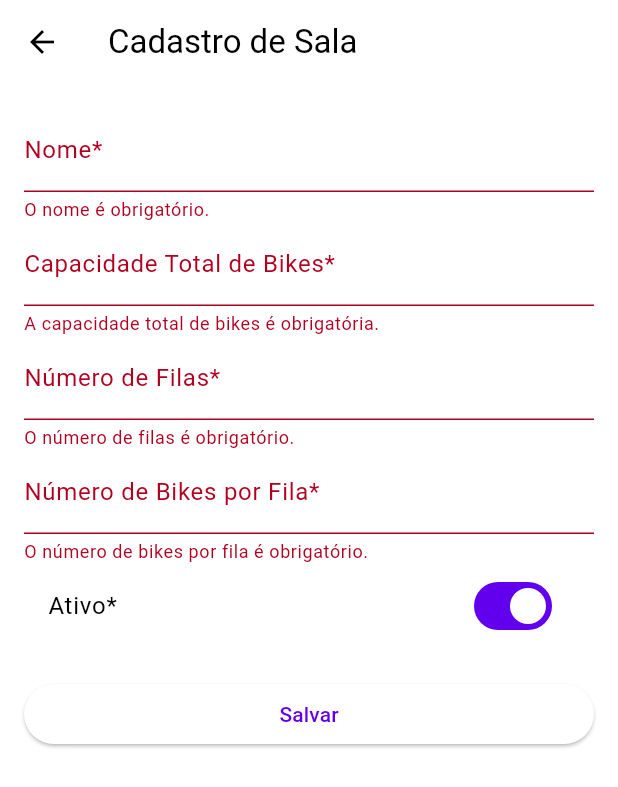
After one commit to Eduardo-BGarcia/Spin_Flow, a Flutter app: the FormSala screen opened by its route, after a tap on "Salvar", on a phone screen of 412 x 824 dp. The commit adds this screen. Shown: the top 787 px of the screen. Run offline on Flutter 3.47's test engine with Material 3 defaults, Android fonts, the phone set to English and light mode, and no system bars.

Commit message:
[FEAT] Tela de cadastro de sala e04

```diff
--- /dev/null
+++ b/lib/DTO/DTOsala.dart
@@ -0,0 +1,17 @@
+class DTOSala {
+  String? id;
+  String nome;
+  int capacidade_total_bikes;
+  int numero_filas;
+  int numero_bikes_por_fila;
+  bool ativo;
+
+  DTOSala({
+    this.id,
+    required this.nome,
+    required this.capacidade_total_bikes,
+    required this.numero_filas,
+    required this.numero_bikes_por_fila,
+    this.ativo = true,
+  });
+}
--- a/lib/configuracao/aplicativo.dart
+++ b/lib/configuracao/aplicativo.dart
@@ -1,5 +1,6 @@
 import 'package:flutter/material.dart';
 import 'package:spin_flow/configuracao/rotas.dart';
+import 'package:spin_flow/telas/cadastro-sala.dart';
 import 'package:spin_flow/telas/dashboard.dart';
 
 class Aplicativo extends StatelessWidget {
@@ -14,6 +15,7 @@ class Aplicativo extends StatelessWidget {
       initialRoute: Rotas.home,
       routes: {
         Rotas.home: (context) => const TelaDashboard(),
+        Rotas.cadastroSala: (context) => const FormSala(),
       },
       home: const TelaDashboard(),
     );
--- a/lib/configuracao/rotas.dart
+++ b/lib/configuracao/rotas.dart
@@ -1,3 +1,4 @@
 class Rotas {
   static const String home = "/home";
+  static const String cadastroSala = "/cadastro-sala";
 }
--- /dev/null
+++ b/lib/telas/cadastro-sala.dart
@@ -0,0 +1,163 @@
+import 'package:flutter/material.dart';
+import 'package:flutter/services.dart';
+import 'package:spin_flow/DTO/DTOsala.dart';
+
+class FormSala extends StatefulWidget {
+  const FormSala({super.key});
+
+  @override
+  State<FormSala> createState() => _FormSalaState();
+}
+
+class _FormSalaState extends State<FormSala> {
+  final _formKey = GlobalKey<FormState>();
+  final _nomeController = TextEditingController();
+  final _capacidadeTotalBikesController = TextEditingController();
+  final _numeroFilasController = TextEditingController();
+  final _numeroBikesPorFilaController = TextEditingController();
+  bool _ativo = true;
+
+  @override
+  void dispose() {
+    _nomeController.dispose();
+    _capacidadeTotalBikesController.dispose();
+    _numeroFilasController.dispose();
+    _numeroBikesPorFilaController.dispose();
+    super.dispose();
+  }
+
+  void _salvar() {
+    if (_formKey.currentState!.validate()) {
+      final DTOSala dtoSala = DTOSala(
+        nome: _nomeController.text,
+        capacidade_total_bikes: int.parse(_capacidadeTotalBikesController.text),
+        numero_filas: int.parse(_numeroFilasController.text),
+        numero_bikes_por_fila: int.parse(_numeroBikesPorFilaController.text),
+        ativo: _ativo,
+      );
+
+      showDialog(
+        context: context,
+        builder: (BuildContext context) {
+          return AlertDialog(
+            title: const Text('Dados da Sala'),
+            content: SingleChildScrollView(
+              child: ListBody(
+                children: <Widget>[
+                  Text('Nome: ${dtoSala.nome}'),
+                  Text('Capacidade Total de Bikes: ${dtoSala.capacidade_total_bikes}'),
+                  Text('Número de Filas: ${dtoSala.numero_filas}'),
+                  Text('Número de Bikes por Fila: ${dtoSala.numero_bikes_por_fila}'),
+                  Text('Ativo: ${dtoSala.ativo ? "Sim" : "Não"}'),
+                ],
+              ),
+            ),
+            actions: <Widget>[
+              TextButton(
+                child: const Text('OK'),
+                onPressed: () {
+                  Navigator.of(context).pop();
+                },
+              ),
+            ],
+          );
+        },
+      );
+    }
+  }
+
+
+  @override
+  Widget build(BuildContext context) {
+    return Scaffold(
+      appBar: AppBar(
+        title: const Text('Cadastro de Sala'),
+      ),
+      body: Padding(
+        padding: const EdgeInsets.all(16.0),
+        child: Form(
+          key: _formKey,
+          child: ListView(
+            children: <Widget>[
+              TextFormField(
+                controller: _nomeController,
+                decoration: const InputDecoration(labelText: 'Nome*'),
+                validator: (value) {
+                  if (value == null || value.isEmpty) {
+                    return 'O nome é obrigatório.';
+                  }
+                  return null;
+                },
+              ),
+              TextFormField(
+                controller: _capacidadeTotalBikesController,
+                decoration: const InputDecoration(labelText: 'Capacidade Total de Bikes*'),
+                keyboardType: TextInputType.number,
+                inputFormatters: <TextInputFormatter>[
+                  FilteringTextInputFormatter.digitsOnly
+                ],
+                validator: (value) {
+                  if (value == null || value.isEmpty) {
+                    return 'A capacidade total de bikes é obrigatória.';
+                  }
+                  if (int.tryParse(value) == null) {
+                    return 'Por favor, insira um número válido.';
+                  }
+                  return null;
+                },
+              ),
+              TextFormField(
+                controller: _numeroFilasController,
+                decoration: const InputDecoration(labelText: 'Número de Filas*'),
+                keyboardType: TextInputType.number,
+                inputFormatters: <TextInputFormatter>[
+                  FilteringTextInputFormatter.digitsOnly
+                ],
+                validator: (value) {
+                  if (value == null || value.isEmpty) {
+                    return 'O número de filas é obrigatório.';
+                  }
+                  if (int.tryParse(value) == null) {
+                    return 'Por favor, insira um número válido.';
+                  }
+                  return null;
+                },
+              ),
+              TextFormField(
+                controller: _numeroBikesPorFilaController,
+                decoration: const InputDecoration(labelText: 'Número de Bikes por Fila*'),
+                keyboardType: TextInputType.number,
+                inputFormatters: <TextInputFormatter>[
+                  FilteringTextInputFormatter.digitsOnly
+                ],
+                validator: (value) {
+                  if (value == null || value.isEmpty) {
+                    return 'O número de bikes por fila é obrigatório.';
+                  }
+                  if (int.tryParse(value) == null) {
+                    return 'Por favor, insira um número válido.';
+                  }
+                  return null;
+                },
+              ),
+              SwitchListTile(
+                title: const Text('Ativo*'),
+                value: _ativo,
+                onChanged: (bool value) {
+                  setState(() {
+                    _ativo = value;
+                  });
+                },
+              ),
+              const SizedBox(height: 20),
+              ElevatedButton(
+                onPressed: _salvar,
+                child: const Text('Salvar'),
+              ),
+            ],
+          ),
+        ),
+      ),
+    );
+  }
+}
```
